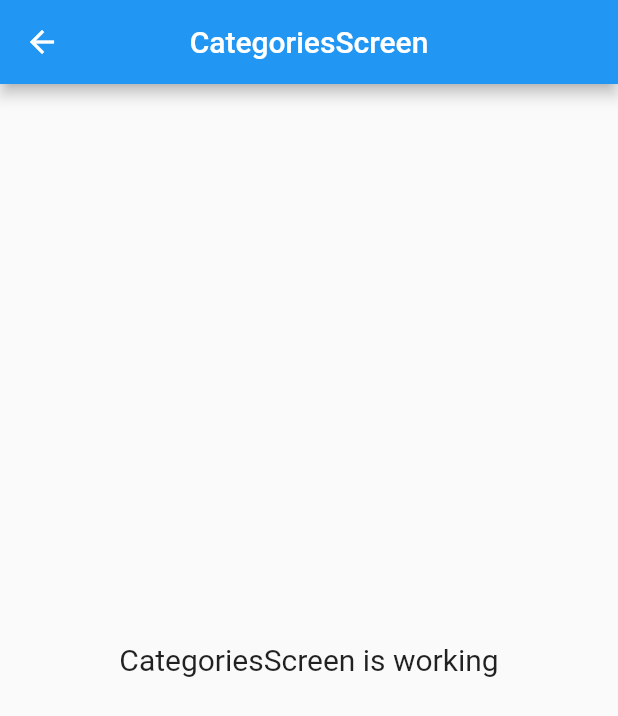
After one commit to mma-amini/hojre_cusomer_app, a Flutter app: the CategoriesScreen screen opened by its route, on a phone screen of 412 x 824 dp. The commit adds this screen. Shown: the top 716 px of the screen. Run offline on Flutter 3.47's test engine with Material 2 defaults, Android fonts, the phone set to English and light mode, and no system bars; our stand-ins replace get.

Commit message:
Add Some Pages
Mohammad Mobasher Amini
1400/12/13 - 13:24
*************************

```diff
--- a/lib/infrastructure/navigation/bindings/controllers/controllers_bindings.dart
+++ b/lib/infrastructure/navigation/bindings/controllers/controllers_bindings.dart
@@ -1 +1,4 @@
+export 'package:hojre_customer_app/infrastructure/navigation/bindings/controllers/categories.controller.binding.dart';
 export 'package:hojre_customer_app/infrastructure/navigation/bindings/controllers/home.controller.binding.dart';
+export 'package:hojre_customer_app/infrastructure/navigation/bindings/controllers/profile.controller.binding.dart';
+export 'package:hojre_customer_app/infrastructure/navigation/bindings/controllers/user.controller.binding.dart';
--- a/lib/infrastructure/navigation/navigation.dart
+++ b/lib/infrastructure/navigation/navigation.dart
@@ -31,5 +31,20 @@ class Nav {
       page: () => HomeScreen(),
       binding: HomeControllerBinding(),
     ),
+    GetPage(
+      name: Routes.USER,
+      page: () => UserScreen(),
+      binding: UserControllerBinding(),
+    ),
+    GetPage(
+      name: Routes.PROFILE,
+      page: () => ProfileScreen(),
+      binding: ProfileControllerBinding(),
+    ),
+    GetPage(
+      name: Routes.CATEGORIES,
+      page: () => CategoriesScreen(),
+      binding: CategoriesControllerBinding(),
+    ),
   ];
 }
--- a/lib/infrastructure/navigation/routes.dart
+++ b/lib/infrastructure/navigation/routes.dart
@@ -5,4 +5,7 @@ class Routes {
   }
 
   static const HOME = '/home';
+  static const CATEGORIES = '/home/categories';
+  static const PROFILE = '/user/profile';
+  static const USER = '/user';
 }
--- /dev/null
+++ b/lib/presentation/categories/categories.screen.dart
@@ -0,0 +1,23 @@
+import 'package:flutter/material.dart';
+
+import 'package:get/get.dart';
+
+import 'controllers/categories.controller.dart';
+
+class CategoriesScreen extends GetView<CategoriesController> {
+  @override
+  Widget build(BuildContext context) {
+    return Scaffold(
+      appBar: AppBar(
+        title: Text('CategoriesScreen'),
+        centerTitle: true,
+      ),
+      body: Center(
+        child: Text(
+          'CategoriesScreen is working',
+          style: TextStyle(fontSize: 20),
+        ),
+      ),
+    );
+  }
+}
--- a/lib/presentation/screens.dart
+++ b/lib/presentation/screens.dart
@@ -1 +1,4 @@
+export 'package:hojre_customer_app/presentation/categories/categories.screen.dart';
 export 'package:hojre_customer_app/presentation/home/home.screen.dart';
+export 'package:hojre_customer_app/presentation/profile/profile.screen.dart';
+export 'package:hojre_customer_app/presentation/user/user.screen.dart';
```
Also changed, not shown: lib/infrastructure/navigation/bindings/controllers/categories.controller.binding.dart (added, +12 -0 lines), lib/infrastructure/navigation/bindings/controllers/profile.controller.binding.dart (added, +12 -0 lines), lib/infrastructure/navigation/bindings/controllers/user.controller.binding.dart (added, +12 -0 lines), lib/presentation/categories/controllers/categories.controller.dart (added, +20 -0 lines), lib/presentation/profile/controllers/profile.controller.dart (added, +20 -0 lines), lib/presentation/profile/profile.screen.dart (added, +23 -0 lines), lib/presentation/user/controllers/user.controller.dart (added, +20 -0 lines), lib/presentation/user/user.screen.dart (added, +23 -0 lines).
